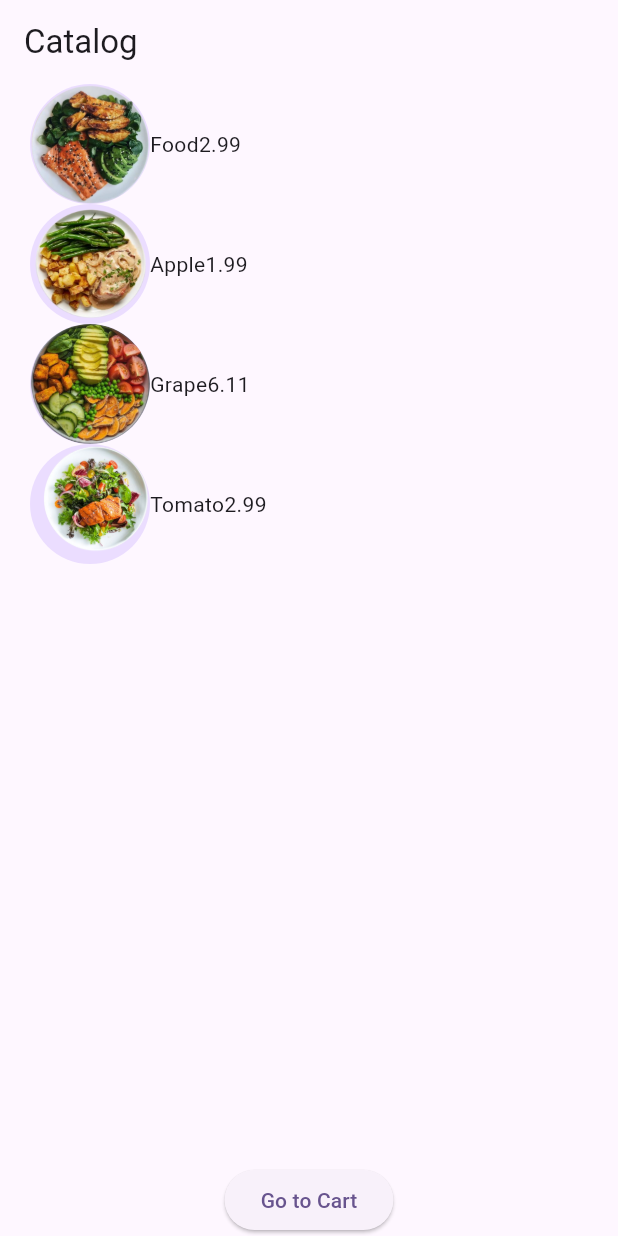
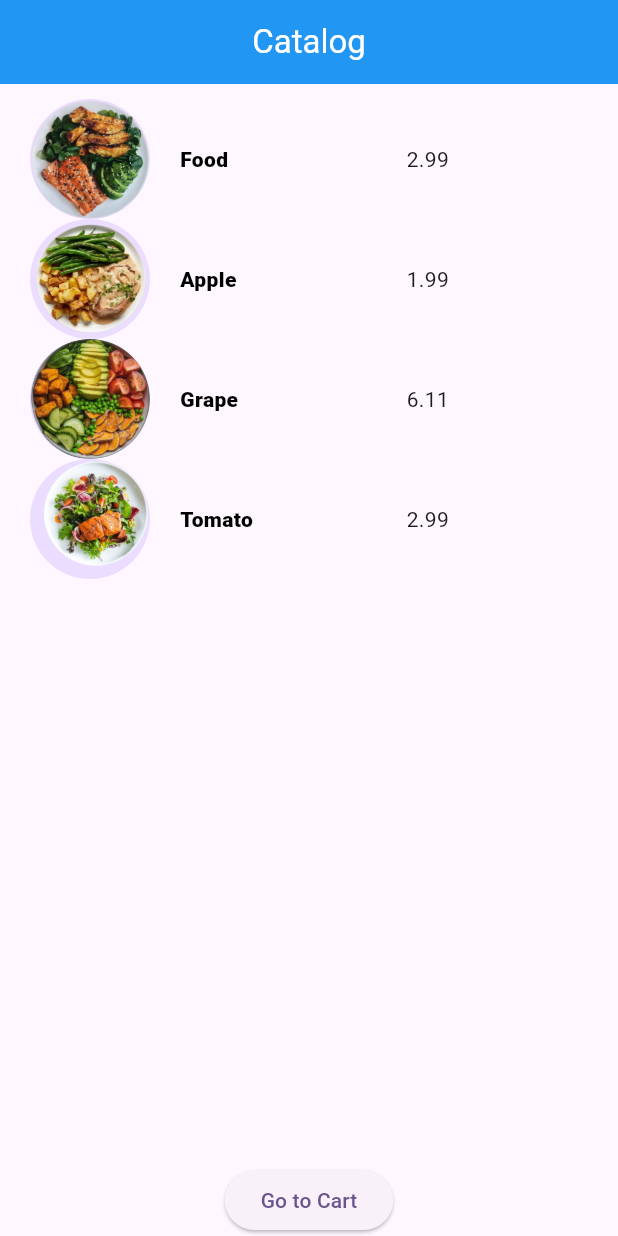
Before and after one commit to Tosin8/get_x, a Flutter app: the screen it shows after launch, on a phone screen of 412 x 824 dp. Run offline on Flutter 3.47's test engine with Material 3 defaults, Android fonts, the phone set to English and light mode, and no system bars; our stand-ins replace cloud_firestore, firebase_auth, firebase_core, firebase_messaging, flutter_spinkit, get; accounts and stored records are empty.

Commit message:
Refactoring Catalog Screen

```diff
--- a/lib/simple_cart/catalogproduct.dart
+++ b/lib/simple_cart/catalogproduct.dart
@@ -1,4 +1,6 @@
+import 'package:flutter/cupertino.dart';
 import 'package:flutter/material.dart';
+import 'package:flutter/widgets.dart';
 
 import 'model/product_model.dart';
 
@@ -30,12 +32,15 @@ class CatalogProductCard extends StatelessWidget {
     return Padding(
       padding:  const EdgeInsets.symmetric(horizontal: 20),
       child: Row(
+        mainAxisAlignment: MainAxisAlignment.spaceBetween,
         children: [
           CircleAvatar(radius: 40,
           backgroundImage: AssetImage(
             Product.products[index].imageUrl),),
-            Text(Product.products[index].name),
-            Text('${Product.products[index].price}')
+            const SizedBox(width: 20,),
+            Expanded(child: Text(Product.products[index].name, style: const TextStyle(color: Colors.black, fontWeight: FontWeight.w800),)),
+            const SizedBox(width: 30,),
+            Expanded(child: Text('${Product.products[index].price}'))
         ],
       ),
     );
--- a/lib/simple_cart/catalogscreen.dart
+++ b/lib/simple_cart/catalogscreen.dart
@@ -12,11 +12,14 @@ class CatalogScreen extends StatelessWidget {
   Widget build(BuildContext context) {
     return Scaffold(
       appBar: AppBar(
-
-        title: const Text('Catalog')),
+        centerTitle: true,
+backgroundColor: Colors.blue,
+        title: const Text('Catalog',
+        style: TextStyle(color: Colors.white),)),
       body: SafeArea(
         child: Column(
           children: [
+            SizedBox(height: 10,),
             const CatalogProducts(),
             ElevatedButton(
               onPressed: (){
```
Also changed, not shown: lib/main.dart (+3 -14 lines).
